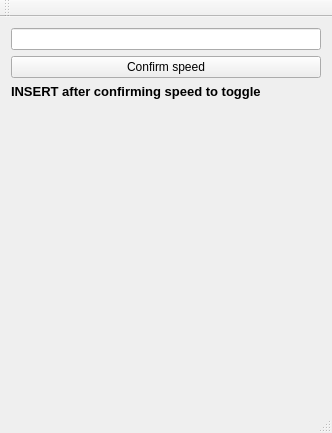
This is NoRecoil.ui in VoiceShifter/DeadWeight as Qt 5 draws it before an edit. The edited form follows.
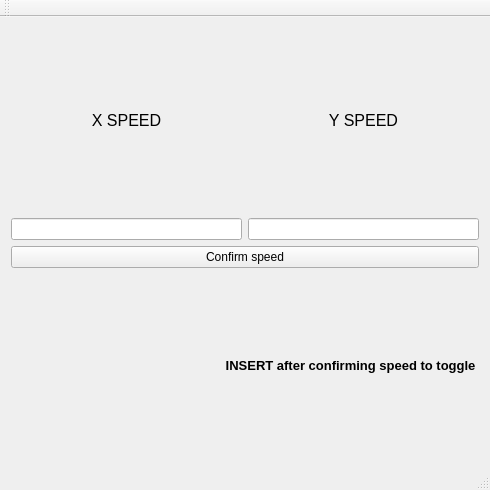
This is the edited form.

Commit message: feat: added second field and function

```diff
--- a/NoRecoil.ui
+++ b/NoRecoil.ui
@@ -6,8 +6,8 @@
    <rect>
     <x>0</x>
     <y>0</y>
-    <width>332</width>
-    <height>433</height>
+    <width>490</width>
+    <height>490</height>
    </rect>
   </property>
   <property name="windowTitle">
@@ -18,14 +18,62 @@
     <item>
      <layout class="QVBoxLayout" name="verticalLayout">
       <item>
-       <widget class="QLineEdit" name="SpeedField">
-        <property name="sizePolicy">
-         <sizepolicy hsizetype="Preferred" vsizetype="Fixed">
-          <horstretch>1</horstretch>
-          <verstretch>0</verstretch>
-         </sizepolicy>
-        </property>
-       </widget>
+       <layout class="QHBoxLayout" name="horizontalLayout_3">
+        <item>
+         <widget class="QLabel" name="label_2">
+          <property name="font">
+           <font>
+            <pointsize>12</pointsize>
+           </font>
+          </property>
+          <property name="text">
+           <string>X SPEED</string>
+          </property>
+          <property name="alignment">
+           <set>Qt::AlignCenter</set>
+          </property>
+         </widget>
+        </item>
+        <item>
+         <widget class="QLabel" name="label">
+          <property name="font">
+           <font>
+            <pointsize>12</pointsize>
+           </font>
+          </property>
+          <property name="text">
+           <string>Y SPEED</string>
+          </property>
+          <property name="alignment">
+           <set>Qt::AlignCenter</set>
+          </property>
+         </widget>
+        </item>
+       </layout>
+      </item>
+      <item>
+       <layout class="QHBoxLayout" name="horizontalLayout_2">
+        <item>
+         <widget class="QLineEdit" name="SpeedField">
+          <property name="sizePolicy">
+           <sizepolicy hsizetype="Expanding" vsizetype="Fixed">
+            <horstretch>1</horstretch>
+            <verstretch>0</verstretch>
+           </sizepolicy>
+          </property>
+         </widget>
+        </item>
+        <item>
+         <widget class="QLineEdit" name="ySpeedField">
+          <property name="sizePolicy">
+           <sizepolicy hsizetype="Expanding" vsizetype="Fixed">
+            <horstretch>1</horstretch>
+            <verstretch>0</verstretch>
+           </sizepolicy>
+          </property>
+         </widget>
+        </item>
+       </layout>
       </item>
       <item>
        <widget class="QPushButton" name="ConfirmButton">
@@ -35,7 +83,7 @@
        </widget>
       </item>
       <item>
-       <widget class="QLabel" name="label">
+       <widget class="QLabel" name="ShowLabel">
         <property name="font">
          <font>
           <pointsize>10</pointsize>
@@ -46,21 +94,11 @@
         <property name="text">
          <string>INSERT after confirming speed to toggle </string>
         </property>
+        <property name="alignment">
+         <set>Qt::AlignRight|Qt::AlignTrailing|Qt::AlignVCenter</set>
+        </property>
        </widget>
       </item>
-      <item>
-       <spacer name="verticalSpacer">
-        <property name="orientation">
-         <enum>Qt::Vertical</enum>
-        </property>
-        <property name="sizeHint" stdset="0">
-         <size>
-          <width>20</width>
-          <height>40</height>
-         </size>
-        </property>
-       </spacer>
-      </item>
      </layout>
     </item>
    </layout>
```
Left out of the diff: 2 changed lines with no effect on the pictures. The commit also changes 2 other files.
